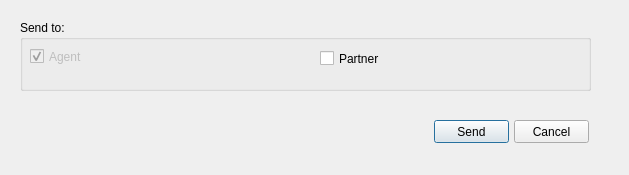
Before: the Qt Designer form uis/partner_or_agent_form.ui in andrei219/euromedia, drawn with Qt 5.
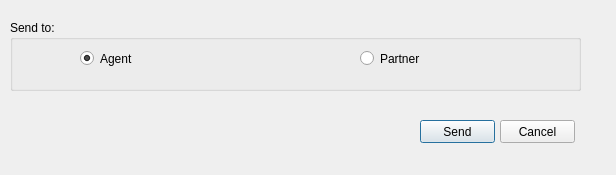
After: the same form once the commit is applied.

What changed in the file:
```diff
--- a/uis/partner_or_agent_form.ui
+++ b/uis/partner_or_agent_form.ui
@@ -6,7 +6,7 @@
    <rect>
     <x>0</x>
     <y>0</y>
-    <width>629</width>
+    <width>616</width>
     <height>175</height>
    </rect>
   </property>
@@ -16,7 +16,7 @@
   <widget class="QGroupBox" name="groupBox">
    <property name="geometry">
     <rect>
-     <x>20</x>
+     <x>10</x>
      <y>20</y>
      <width>571</width>
      <height>71</height>
@@ -25,34 +25,28 @@
    <property name="title">
     <string>Send to:</string>
    </property>
-   <widget class="QCheckBox" name="agent">
-    <property name="enabled">
-     <bool>false</bool>
-    </property>
+   <widget class="QRadioButton" name="agent">
     <property name="geometry">
      <rect>
-      <x>10</x>
-      <y>28</y>
-      <width>271</width>
+      <x>70</x>
+      <y>30</y>
+      <width>181</width>
       <height>17</height>
      </rect>
     </property>
     <property name="text">
      <string>Agent</string>
     </property>
-    <property name="checkable">
-     <bool>true</bool>
-    </property>
     <property name="checked">
      <bool>true</bool>
     </property>
    </widget>
-   <widget class="QCheckBox" name="partner">
+   <widget class="QRadioButton" name="partner">
     <property name="geometry">
      <rect>
-      <x>300</x>
+      <x>350</x>
       <y>30</y>
-      <width>241</width>
+      <width>201</width>
       <height>17</height>
      </rect>
     </property>
@@ -64,7 +58,7 @@
   <widget class="QPushButton" name="send">
    <property name="geometry">
     <rect>
-     <x>434</x>
+     <x>420</x>
      <y>120</y>
      <width>75</width>
      <height>23</height>
@@ -77,7 +71,7 @@
   <widget class="QPushButton" name="cancel">
    <property name="geometry">
     <rect>
-     <x>514</x>
+     <x>500</x>
      <y>120</y>
      <width>75</width>
      <height>23</height>
```
Left out of the diff: 20 changed lines with no effect on the pictures.
